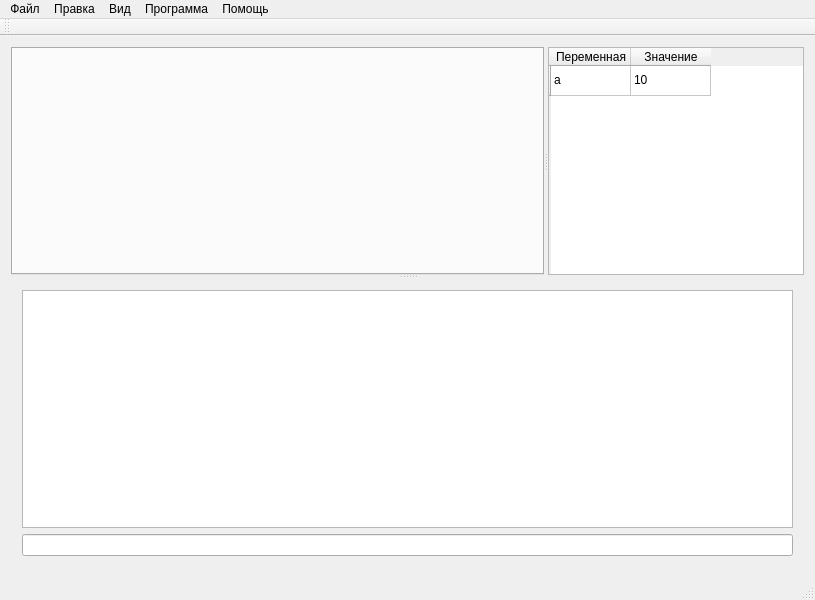
This is mainwindow.ui in NOOBS-DevTeam/Appendix as Qt 5 draws it before an edit. The edited form follows.
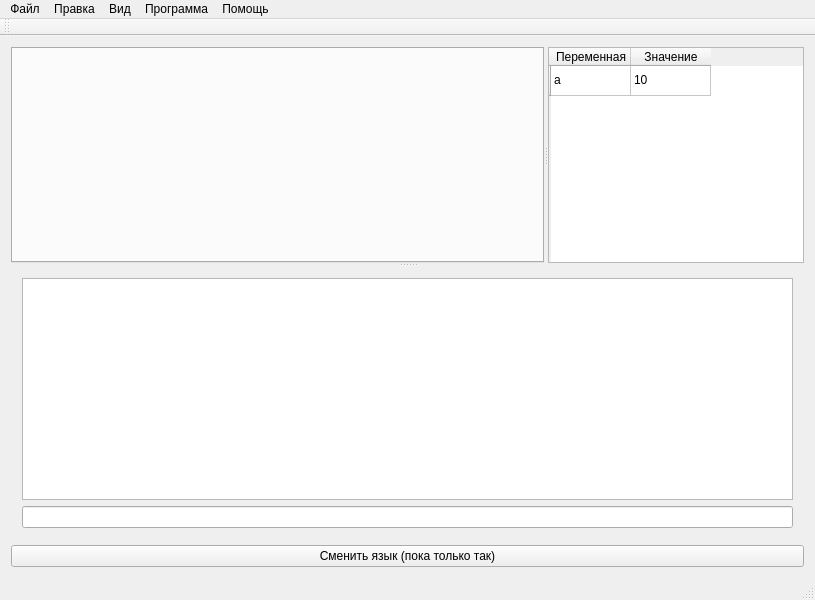
This is the edited form.

What changed in the file:
```diff
--- a/mainwindow.ui
+++ b/mainwindow.ui
@@ -139,6 +139,19 @@
       </widget>
      </widget>
     </item>
+    <item>
+     <widget class="QPushButton" name="pushButton">
+      <property name="text">
+       <string>Сменить язык (пока только так)</string>
+      </property>
+      <property name="default">
+       <bool>false</bool>
+      </property>
+      <property name="flat">
+       <bool>false</bool>
+      </property>
+     </widget>
+    </item>
    </layout>
   </widget>
   <widget class="QMenuBar" name="menuBar">
```
